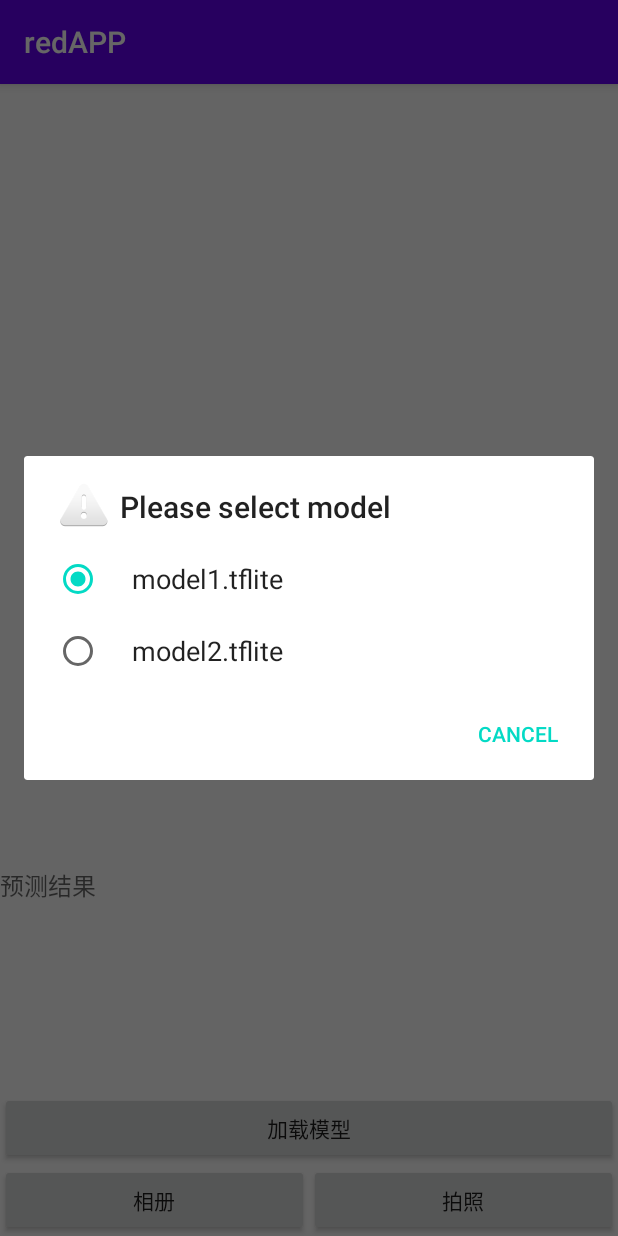
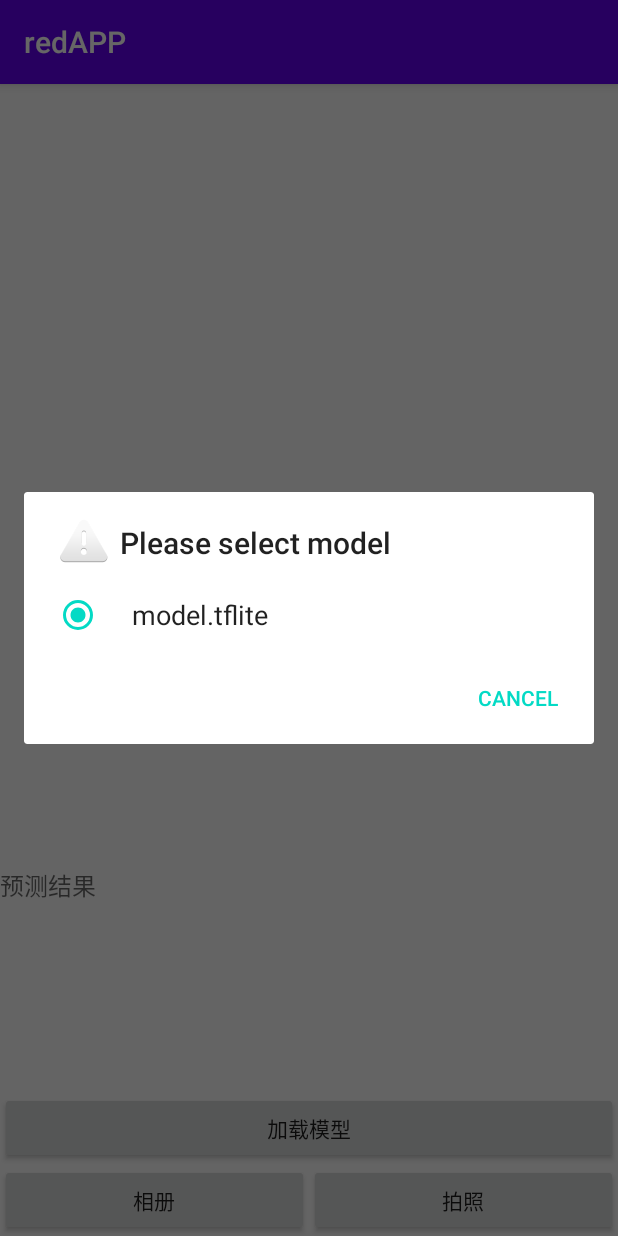
Before and after one commit to HuangShubin99/RedApp, an Android app: the screen it shows after launch (MainActivity), after a tap on "加载模型", on a phone screen of 412 x 824 dp. Run offline under Robolectric (Android 15) with nearby library versions, the light colour scheme and no system bars; libraries missing offline, so code that uses them is left out: com.baidu.location, org.tensorflow.lite; 16 statements that could not run were skipped.

Commit message:
'delete'

```diff
--- a/redAPP/app/src/main/java/com/example/redapp/MainActivity.java
+++ b/redAPP/app/src/main/java/com/example/redapp/MainActivity.java
@@ -68,8 +68,7 @@ public class MainActivity extends AppCompatActivity {
     private BDLocationUtils bdLocationUtils = new BDLocationUtils(MainActivity.this);
 
     private static final String[] PADDLE_MODEL = {
-            "model1.tflite",
-            "model2.tflite"
+            "model.tflite",
     };
 
 
```
